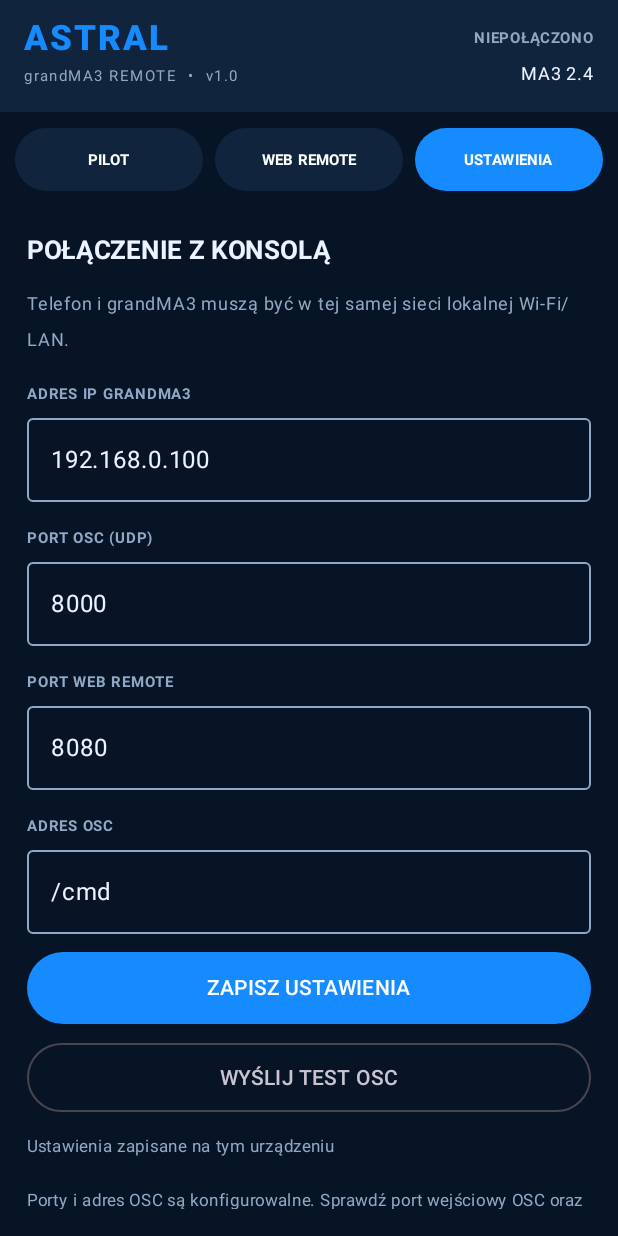
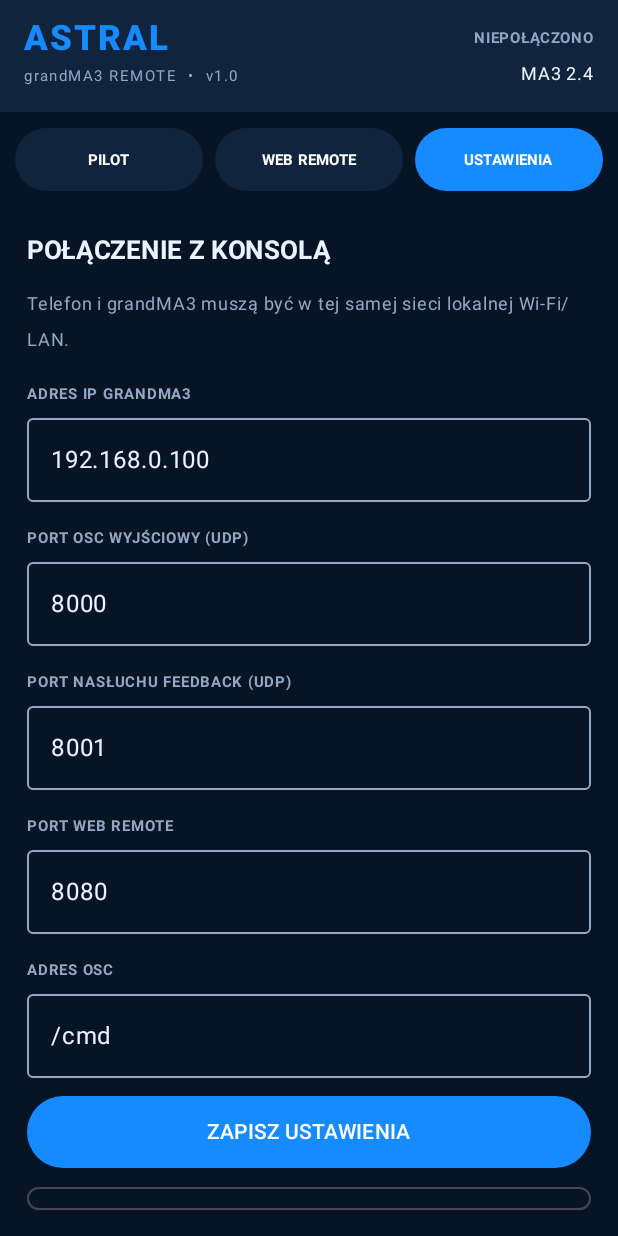
Before and after one commit to norbertkacperczyk-star/ASTRAL-grandMA3-Remote, an Android app built with Jetpack Compose: the screen it shows after launch (MainActivity), after a tap on "ZAPISZ USTAWIENIA", on a phone screen of 412 x 824 dp. Run offline under Robolectric (Android 15) with nearby library versions, the phone set to English and light mode, and no system bars; 3 other taps on this screen came first.

Commit message:
Add UDP OSC feedback receiver and monitor

```diff
--- a/app/src/main/java/com/astral/grandma3remote/MainActivity.kt
+++ b/app/src/main/java/com/astral/grandma3remote/MainActivity.kt
@@ -32,6 +32,10 @@ import java.net.InetAddress
 import java.io.ByteArrayOutputStream
 import java.io.DataOutputStream
 import java.util.concurrent.Executors
+import java.net.SocketTimeoutException
+import java.util.concurrent.atomic.AtomicBoolean
+import java.nio.ByteBuffer
+import java.nio.ByteOrder
 
 private val Navy = Color(0xFF071426)
 private val Panel = Color(0xFF10243D)
@@ -52,6 +56,8 @@ private fun AstralApp() {
     val prefs = remember { context.getSharedPreferences("astral_remote", Context.MODE_PRIVATE) }
     var host by remember { mutableStateOf(prefs.getString("host", "192.168.0.100") ?: "192.168.0.100") }
     var oscPort by remember { mutableStateOf(prefs.getInt("osc_port", 8000).toString()) }
+    var listenPort by remember { mutableStateOf(prefs.getInt("listen_port", 8001).toString()) }
+    var feedbackLog by remember { mutableStateOf("Oczekiwanie na feedback OSC…") }
     var webPort by remember { mutableStateOf(prefs.getInt("web_port", 8080).toString()) }
     var oscPath by remember { mutableStateOf(prefs.getString("osc_path", "/cmd") ?: "/cmd") }
     var page by remember { mutableIntStateOf(1) }
@@ -60,6 +66,31 @@ private fun AstralApp() {
     var commandLog by remember { mutableStateOf("Gotowy do wysyłania poleceń OSC") }
     var executorNames by remember {
         mutableStateOf((1..150).associateWith { prefs.getString("executor_name_$it", "") ?: "" })
+    }
+
+    DisposableEffect(listenPort) {
+        val port = listenPort.toIntOrNull()?.takeIf { it in 1024..65535 } ?: 8001
+        val running = AtomicBoolean(true)
+        val socket = try { DatagramSocket(port).apply { soTimeout = 1000 } } catch (e: Exception) {
+            mainHandler.post { feedbackLog = "Nie można uruchomić nasłuchu UDP na porcie $port: \${e.message}" }
+            null
+        }
+        val thread = if (socket != null) Thread {
+            val buffer = ByteArray(4096)
+            while (running.get()) {
+                try {
+                    val packet = DatagramPacket(buffer, buffer.size)
+                    socket.receive(packet)
+                    val decoded = decodeOscPacket(packet.data, packet.length)
+                    mainHandler.post { feedbackLog = decoded; status = "OSC ODEBRANY" }
+                } catch (_: SocketTimeoutException) {
+                } catch (e: Exception) {
+                    if (running.get()) mainHandler.post { feedbackLog = "Błąd nasłuchu OSC: \${e.message}" }
+                }
+            }
+        }.apply { name = "AstralOscReceiver"; isDaemon = true; start() } else null
+        if (socket != null) feedbackLog = "Nasłuch OSC aktywny • UDP $port"
+        onDispose { running.set(false); socket?.close(); thread?.interrupt() }
     }
 
     MaterialTheme(colorScheme = darkColorScheme(primary = Blue, background = Navy, surface = Panel, onPrimary = Color.White, onBackground = TextMain, onSurface = TextMain)) {
@@ -93,9 +124,10 @@ private fun AstralApp() {
                     }
                 }, commandLog)
                 "WEB REMOTE" -> WebRemoteScreen(host, webPort.toIntOrNull() ?: 8080)
-                else -> SettingsScreen(host, { host = it }, oscPort, { oscPort = it }, webPort, { webPort = it },
+                else -> SettingsScreen(host, { host = it }, oscPort, { oscPort = it }, listenPort, { listenPort = it }, webPort, { webPort = it },
                     oscPath, { oscPath = it }, {
                         prefs.edit().putString("host", host).putInt("osc_port", oscPort.toIntOrNull() ?: 8000)
+                            .putInt("listen_port", listenPort.toIntOrNull() ?: 8001)
                             .putInt("web_port", webPort.toIntOrNull() ?: 8080).putString("osc_path", oscPath).apply()
                         commandLog = "Ustawienia zapisane na tym urządzeniu"
                     }, {
@@ -103,7 +135,7 @@ private fun AstralApp() {
                             status = if (ok) "OSC WYSŁANY" else "BŁĄD OSC"
                             commandLog = msg
                         }
-                    }, commandLog)
+                    }, commandLog, feedbackLog)
             }
         }
     }
@@ -200,19 +232,22 @@ private fun SmallAction(label: String, modifier: Modifier = Modifier, onClick: (
 
 @Composable
 private fun SettingsScreen(host: String, setHost: (String) -> Unit, oscPort: String, setOscPort: (String) -> Unit,
-    webPort: String, setWebPort: (String) -> Unit, oscPath: String, setOscPath: (String) -> Unit,
-    onSave: () -> Unit, onTest: () -> Unit, commandLog: String) {
+    listenPort: String, setListenPort: (String) -> Unit, webPort: String, setWebPort: (String) -> Unit, oscPath: String, setOscPath: (String) -> Unit,
+    onSave: () -> Unit, onTest: () -> Unit, commandLog: String, feedbackLog: String) {
     Column(Modifier.fillMaxSize().padding(18.dp), verticalArrangement = Arrangement.spacedBy(12.dp)) {
         Text("POŁĄCZENIE Z KONSOLĄ", color = TextMain, fontSize = 17.sp, fontWeight = FontWeight.Bold)
         Text("Telefon i grandMA3 muszą być w tej samej sieci lokalnej Wi-Fi/LAN.", color = Muted, fontSize = 12.sp)
         ConfigField("ADRES IP GRANDMA3", host, setHost)
-        ConfigField("PORT OSC (UDP)", oscPort, setOscPort)
+        ConfigField("PORT OSC WYJŚCIOWY (UDP)", oscPort, setOscPort)
+        ConfigField("PORT NASŁUCHU FEEDBACK (UDP)", listenPort, setListenPort)
         ConfigField("PORT WEB REMOTE", webPort, setWebPort)
         ConfigField("ADRES OSC", oscPath, setOscPath)
         Button(onClick = onSave, modifier = Modifier.fillMaxWidth().height(48.dp)) { Text("ZAPISZ USTAWIENIA") }
         OutlinedButton(onClick = onTest, modifier = Modifier.fillMaxWidth().height(46.dp)) { Text("WYŚLIJ TEST OSC") }
         Text(commandLog, color = Muted, fontSize = 11.sp)
-        Text("Porty i adres OSC są konfigurowalne. Sprawdź port wejściowy OSC oraz mapowanie poleceń w ustawieniach grandMA3.", color = Muted, fontSize = 11.sp)
+        Text("OSTATNI FEEDBACK Z GRANDMA3", color = Blue, fontSize = 10.sp, fontWeight = FontWeight.Bold)
+        Text(feedbackLog, color = TextMain, fontSize = 11.sp)
+        Text("W grandMA3 ustaw OSC Output: Enable Output, Send = Yes, Destination IP = adres telefonu, Port = port nasłuchu powyżej. Odbieranie danych nie oznacza jeszcze synchronizacji nazw executorów.", color = Muted, fontSize = 11.sp)
     }
 }
 
@@ -276,6 +311,31 @@ private fun sendOsc(host: String, port: Int, path: String, command: String, call
     }
 }
 
+private fun decodeOscPacket(data: ByteArray, length: Int): String {
+    fun readOscString(start: Int): Pair<String, Int> {
+        if (start >= length) return "" to length
+        var end = start
+        while (end < length && data[end].toInt() != 0) end++
+        val value = String(data, start, end - start, Charsets.UTF_8)
+        return value to (((end + 4) / 4) * 4).coerceAtMost(length)
+    }
+    return try {
+        val (address, afterAddress) = readOscString(0)
+        val (tags, afterTags) = readOscString(afterAddress)
+        val values = mutableListOf<String>()
+        var offset = afterTags
+        val buffer = ByteBuffer.wrap(data, 0, length).order(ByteOrder.BIG_ENDIAN)
+        for (tag in tags.drop(1)) when (tag) {
+            'i' -> if (offset + 4 <= length) { values += buffer.getInt(offset).toString(); offset += 4 }
+            'f' -> if (offset + 4 <= length) { values += "%.1f".format(buffer.getFloat(offset)); offset += 4 }
+            's' -> { val (v, next) = readOscString(offset); values += v; offset = next }
+            'T' -> values += "true"
+            'F' -> values += "false"
+        }
+        if (values.isEmpty()) "$address $tags" else "$address  \${values.joinToString(", ")}"
+    } catch (_: Exception) { "Odebrano pakiet OSC (\${length} B)" }
+}
+
 private fun oscMessage(address: String, value: String): ByteArray {
     val out = ByteArrayOutputStream()
     val data = DataOutputStream(out)
```
